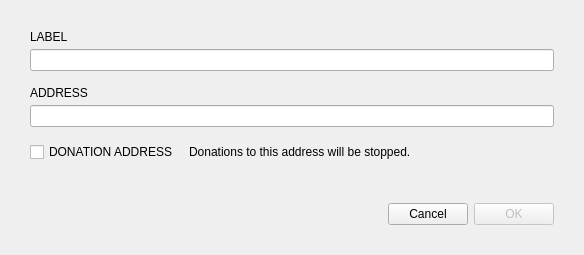
First picture: the form in src/Gui/AddressBook/NewAddressDialog.ui, repository livenet123/NewtonWallet, before the edit.
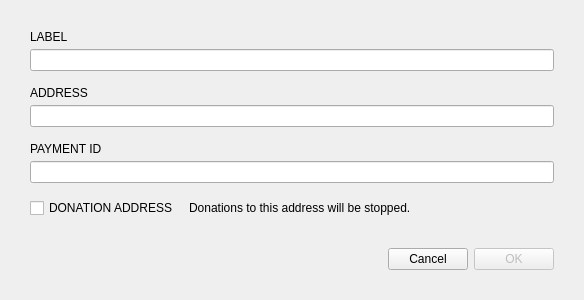
Second picture: the form after the edit. Custom widgets are drawn as their Qt base class.

Diff of the .ui file:
```diff
--- a/src/Gui/AddressBook/NewAddressDialog.ui
+++ b/src/Gui/AddressBook/NewAddressDialog.ui
@@ -7,7 +7,7 @@
     <x>0</x>
     <y>0</y>
     <width>584</width>
-    <height>255</height>
+    <height>300</height>
    </rect>
   </property>
   <property name="sizePolicy">
@@ -19,13 +19,13 @@
   <property name="minimumSize">
    <size>
     <width>584</width>
-    <height>255</height>
+    <height>300</height>
    </size>
   </property>
   <property name="maximumSize">
    <size>
     <width>584</width>
-    <height>255</height>
+    <height>300</height>
    </size>
   </property>
   <property name="windowTitle">
@@ -47,6 +47,28 @@
    <property name="verticalSpacing">
     <number>5</number>
    </property>
+   <item row="7" column="0" colspan="4">
+    <widget class="WalletGui::ClearableLineEdit" name="m_paymentIdEdit">
+     <property name="styleSheet">
+      <string notr="true">[errorState=&quot;true&quot;] {
+  border-color: #ef3131;
+}</string>
+     </property>
+    </widget>
+   </item>
+   <item row="6" column="0">
+    <widget class="WalletGui::WalletNormalGrayTextLabel" name="m_paymentIdTextLabel">
+     <property name="sizePolicy">
+      <sizepolicy hsizetype="Maximum" vsizetype="Preferred">
+       <horstretch>0</horstretch>
+       <verstretch>0</verstretch>
+      </sizepolicy>
+     </property>
+     <property name="text">
+      <string>PAYMENT ID</string>
+     </property>
+    </widget>
+   </item>
    <item row="0" column="0" colspan="4">
     <widget class="WalletGui::WalletNormalGrayTextLabel" name="m_labelTextLabel">
      <property name="sizePolicy">
@@ -60,7 +82,7 @@
      </property>
     </widget>
    </item>
-   <item row="8" column="1">
+   <item row="11" column="1">
     <widget class="WalletGui::WalletCancelButton" name="m_cancelButton">
      <property name="text">
       <string>Cancel</string>
@@ -85,7 +107,23 @@
      </property>
     </widget>
    </item>
-   <item row="7" column="0" colspan="4">
+   <item row="8" column="0" colspan="4">
+    <spacer name="verticalSpacer_3">
+     <property name="orientation">
+      <enum>Qt::Vertical</enum>
+     </property>
+     <property name="sizeType">
+      <enum>QSizePolicy::Fixed</enum>
+     </property>
+     <property name="sizeHint" stdset="0">
+      <size>
+       <width>20</width>
+       <height>10</height>
+      </size>
+     </property>
+    </spacer>
+   </item>
+   <item row="10" column="0" colspan="4">
     <spacer name="verticalSpacer">
      <property name="orientation">
       <enum>Qt::Vertical</enum>
@@ -101,7 +139,7 @@
      </property>
     </spacer>
    </item>
-   <item row="8" column="2" colspan="2">
+   <item row="11" column="2" colspan="2">
     <widget class="WalletGui::WalletOkButton" name="m_okButton">
      <property name="enabled">
       <bool>false</bool>
@@ -127,23 +165,7 @@
      </property>
     </widget>
    </item>
-   <item row="5" column="0" colspan="4">
-    <spacer name="verticalSpacer_3">
-     <property name="orientation">
-      <enum>Qt::Vertical</enum>
-     </property>
-     <property name="sizeType">
-      <enum>QSizePolicy::Fixed</enum>
-     </property>
-     <property name="sizeHint" stdset="0">
-      <size>
-       <width>20</width>
-       <height>10</height>
-      </size>
-     </property>
-    </spacer>
-   </item>
-   <item row="8" column="0">
+   <item row="11" column="0">
     <spacer name="horizontalSpacer">
      <property name="orientation">
       <enum>Qt::Horizontal</enum>
@@ -184,7 +206,7 @@
      </property>
     </spacer>
    </item>
-   <item row="6" column="0" colspan="4">
+   <item row="9" column="0" colspan="4">
     <layout class="QHBoxLayout" name="horizontalLayout">
      <property name="spacing">
       <number>10</number>
@@ -230,6 +252,22 @@
      </item>
     </layout>
    </item>
+   <item row="5" column="0" colspan="4">
+    <spacer name="verticalSpacer_4">
+     <property name="orientation">
+      <enum>Qt::Vertical</enum>
+     </property>
+     <property name="sizeType">
+      <enum>QSizePolicy::Fixed</enum>
+     </property>
+     <property name="sizeHint" stdset="0">
+      <size>
+       <width>20</width>
+       <height>10</height>
+      </size>
+     </property>
+    </spacer>
+   </item>
   </layout>
  </widget>
  <customwidgets>
```
Left out of the diff: 19 changed lines with no effect on the pictures.
